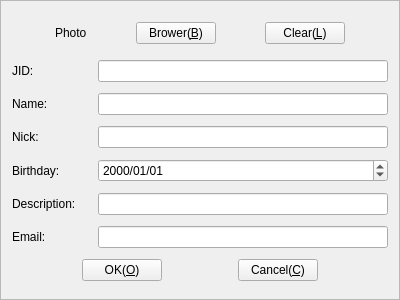
Old version of the form Widgets/FrmUservCard/FrmUservCard.ui in the repository KangLin/RabbitIm.
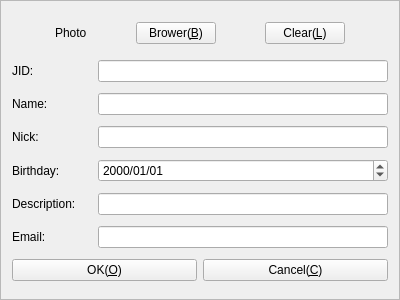
New version of the form.

Commit message: 修改窗口控件布局

The edit to the form file:
```diff
--- a/Widgets/FrmUservCard/FrmUservCard.ui
+++ b/Widgets/FrmUservCard/FrmUservCard.ui
@@ -244,7 +244,7 @@
      <item>
       <widget class="QPushButton" name="pbOK">
        <property name="sizePolicy">
-        <sizepolicy hsizetype="Fixed" vsizetype="Fixed">
+        <sizepolicy hsizetype="Preferred" vsizetype="Fixed">
          <horstretch>0</horstretch>
          <verstretch>0</verstretch>
         </sizepolicy>
@@ -257,7 +257,7 @@
      <item>
       <widget class="QPushButton" name="pbCancel">
        <property name="sizePolicy">
-        <sizepolicy hsizetype="Fixed" vsizetype="Fixed">
+        <sizepolicy hsizetype="Preferred" vsizetype="Fixed">
          <horstretch>0</horstretch>
          <verstretch>0</verstretch>
         </sizepolicy>
```
The commit also changes 3 other files.
